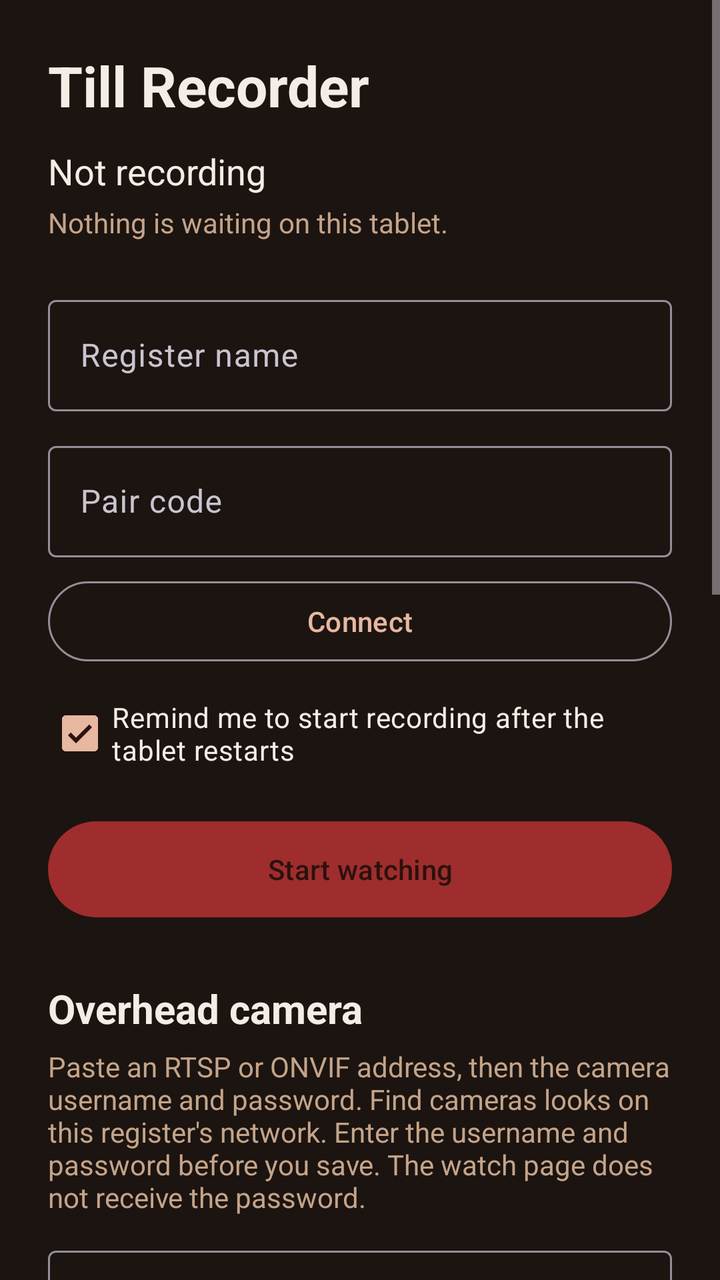
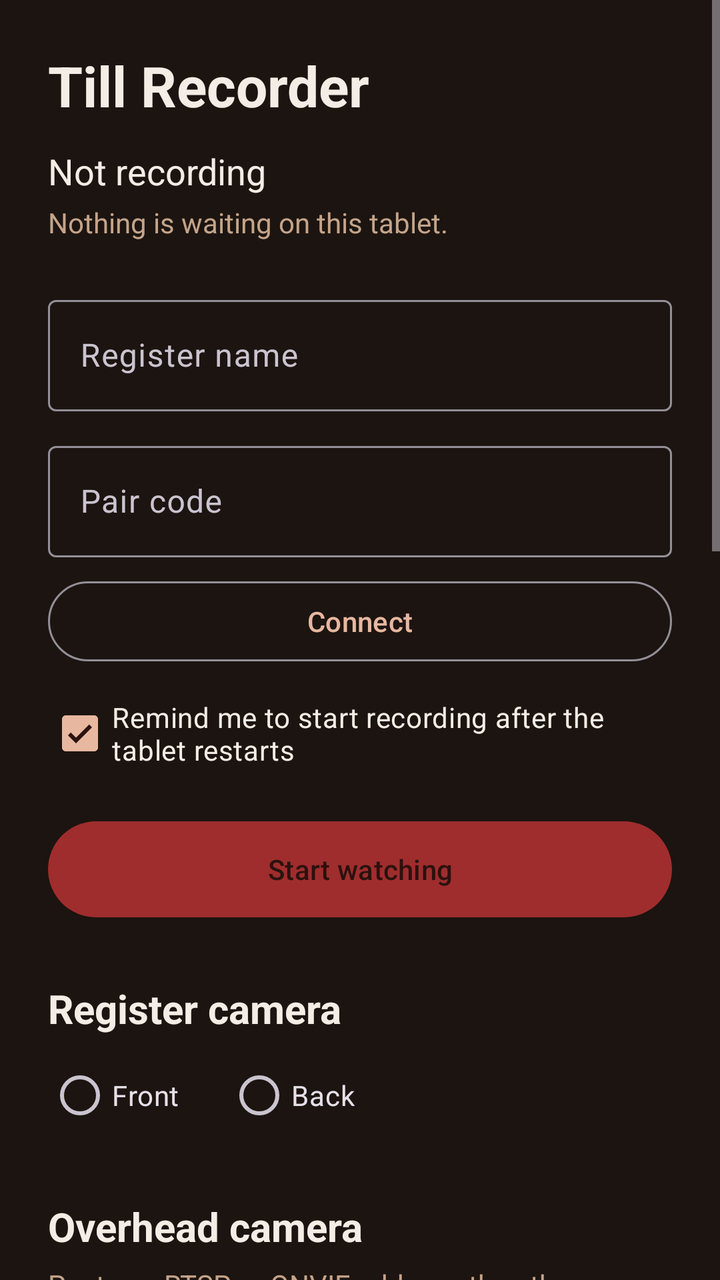

The first picture is an Android layout as it rendered before a commit; the second is the same layout after the commit. The layout source and the unified diff follow.
<!-- AndroidManifest.xml: application theme Theme.TillRecorder -->
<!-- res/layout/activity_main.xml -->
<?xml version="1.0" encoding="utf-8"?>
<ScrollView xmlns:android="http://schemas.android.com/apk/res/android"
    xmlns:app="http://schemas.android.com/apk/res-auto"
    android:layout_width="match_parent"
    android:layout_height="match_parent"
    android:background="@color/bg"
    android:fillViewport="true">

    <LinearLayout
        android:layout_width="match_parent"
        android:layout_height="wrap_content"
        android:orientation="vertical"
        android:padding="24dp">

        <TextView
            android:layout_width="match_parent"
            android:layout_height="wrap_content"
            android:text="@string/app_name"
            android:textColor="@color/ink"
            android:textSize="28sp"
            android:textStyle="bold" />

        <TextView
            android:id="@+id/statusText"
            android:layout_width="match_parent"
            android:layout_height="wrap_content"
            android:layout_marginTop="12dp"
            android:text="@string/status_idle"
            android:textColor="@color/ink"
            android:textSize="18sp" />

        <TextView
            android:id="@+id/pendingText"
            android:layout_width="match_parent"
            android:layout_height="wrap_content"
            android:layout_marginTop="4dp"
            android:text="@string/pending_clear"
            android:textColor="@color/muted"
            android:textSize="14sp" />

        <LinearLayout
            android:id="@+id/lockPanel"
            android:layout_width="match_parent"
            android:layout_height="wrap_content"
            android:orientation="vertical"
            android:visibility="gone">

            <TextView
                android:id="@+id/lockStatus"
                android:layout_width="match_parent"
                android:layout_height="wrap_content"
                android:layout_marginTop="24dp"
                android:text="@string/watching_locked"
                android:textColor="@color/ink"
                android:textSize="18sp" />

            <TextView
                android:layout_width="match_parent"
                android:layout_height="wrap_content"
                android:layout_marginTop="8dp"
                android:text="@string/pin_title"
                android:textColor="@color/muted"
                android:textSize="16sp" />

            <com.google.android.material.textfield.TextInputLayout
                android:layout_width="match_parent"
                android:layout_height="wrap_content"
                android:layout_marginTop="12dp"
                android:hint="@string/pin_hint"
                app:boxBackgroundMode="outline">

                <com.google.android.material.textfield.TextInputEditText
                    android:id="@+id/pinEntry"
                    android:layout_width="match_parent"
                    android:layout_height="wrap_content"
                    android:digits="0123456789"
                    android:imeOptions="actionDone"
                    android:importantForAutofill="no"
                    android:inputType="numberPassword"
                    android:maxLength="6"
                    android:singleLine="true" />
            </com.google.android.material.textfield.TextInputLayout>

            <TextView
                android:id="@+id/pinError"
                android:layout_width="match_parent"
                android:layout_height="wrap_content"
                android:layout_marginTop="8dp"
                android:textColor="@color/pin_error"
                android:textSize="16sp"
                android:visibility="gone" />

            <com.google.android.material.button.MaterialButton
                android:id="@+id/unlockButton"
                android:layout_width="match_parent"
                android:layout_height="56dp"
                android:layout_marginTop="12dp"
                android:text="@string/pin_unlock" />
        </LinearLayout>

        <LinearLayout
            android:id="@+id/pinSetupPanel"
            android:layout_width="match_parent"
            android:layout_height="wrap_content"
            android:orientation="vertical"
            android:visibility="gone">

            <TextView
                android:layout_width="match_parent"
                android:layout_height="wrap_content"
                android:layout_marginTop="24dp"
                android:text="@string/pin_setup_body"
                android:textColor="@color/ink"
                android:textSize="18sp" />

            <com.google.android.material.textfield.TextInputLayout
                android:layout_width="match_parent"
                android:layout_height="wrap_content"
                android:layout_marginTop="12dp"
                android:hint="@string/pin_new"
                app:boxBackgroundMode="outline">

                <com.google.android.material.textfield.TextInputEditText
                    android:id="@+id/newPin"
                    android:layout_width="match_parent"
                    android:layout_height="wrap_content"
                    android:digits="0123456789"
                    android:importantForAutofill="no"
                    android:inputType="numberPassword"
                    android:maxLength="6"
                    android:singleLine="true" />
            </com.google.android.material.textfield.TextInputLayout>

            <com.google.android.material.textfield.TextInputLayout
                android:layout_width="match_parent"
                android:layout_height="wrap_content"
                android:layout_marginTop="12dp"
                android:hint="@string/pin_confirm"
                app:boxBackgroundMode="outline">

                <com.google.android.material.textfield.TextInputEditText
                    android:id="@+id/confirmPin"
                    android:layout_width="match_parent"
                    android:layout_height="wrap_content"
                    android:digits="0123456789"
                    android:imeOptions="actionDone"
                    android:importantForAutofill="no"
                    android:inputType="numberPassword"
                    android:maxLength="6"
                    android:singleLine="true" />
            </com.google.android.material.textfield.TextInputLayout>

            <TextView
                android:id="@+id/pinSetupError"
                android:layout_width="match_parent"
                android:layout_height="wrap_content"
                android:layout_marginTop="8dp"
                android:textColor="@color/pin_error"
                android:textSize="16sp"
                android:visibility="gone" />

            <com.google.android.material.button.MaterialButton
                android:id="@+id/savePinButton"
                android:layout_width="match_parent"
                android:layout_height="56dp"
                android:layout_marginTop="12dp"
                android:text="@string/pin_save" />
        </LinearLayout>

        <LinearLayout
            android:id="@+id/controlsPanel"
            android:layout_width="match_parent"
            android:layout_height="wrap_content"
            android:orientation="vertical">

        <com.google.android.material.textfield.TextInputLayout
            android:layout_width="match_parent"
            android:layout_height="wrap_content"
            android:layout_marginTop="24dp"
            android:hint="@string/register_name"
            app:boxBackgroundMode="outline">

            <com.google.android.material.textfield.TextInputEditText
                android:id="@+id/registerName"
                android:layout_width="match_parent"
                android:layout_height="wrap_content"
                android:inputType="textCapWords"
                android:singleLine="true" />
        </com.google.android.material.textfield.TextInputLayout>

        <com.google.android.material.textfield.TextInputLayout
            android:id="@+id/pairLayout"
            android:layout_width="match_parent"
            android:layout_height="wrap_content"
            android:layout_marginTop="12dp"
            android:hint="@string/pair_code"
            app:boxBackgroundMode="outline">

            <com.google.android.material.textfield.TextInputEditText
                android:id="@+id/pairCode"
                android:layout_width="match_parent"
                android:layout_height="wrap_content"
                android:inputType="textCapCharacters"
                android:singleLine="true" />
        </com.google.android.material.textfield.TextInputLayout>

        <com.google.android.material.button.MaterialButton
            android:id="@+id/connectButton"
            style="@style/Widget.Material3.Button.OutlinedButton"
            android:layout_width="match_parent"
            android:layout_height="wrap_content"
            android:layout_marginTop="8dp"
            android:text="@string/connect" />

        <com.google.android.material.checkbox.MaterialCheckBox
            android:id="@+id/remindRestart"
            android:layout_width="match_parent"
            android:layout_height="wrap_content"
            android:layout_marginTop="8dp"
            android:checked="true"
            android:text="@string/remind_restart"
            android:textColor="@color/ink" />

        <com.google.android.material.button.MaterialButton
            android:id="@+id/recordButton"
            android:layout_width="match_parent"
            android:layout_height="56dp"
            android:layout_marginTop="16dp"
            android:text="@string/start"
            app:backgroundTint="@color/record" />

        <com.google.android.material.button.MaterialButton
            android:id="@+id/preventUninstall"
            style="@style/Widget.Material3.Button.OutlinedButton"
            android:layout_width="match_parent"
            android:layout_height="wrap_content"
            android:layout_marginTop="8dp"
            android:text="@string/prevent_uninstall"
            android:visibility="gone" />

        <TextView
            android:id="@+id/preventUninstallNote"
            android:layout_width="match_parent"
            android:layout_height="wrap_content"
            android:layout_marginTop="4dp"
            android:text="@string/prevent_uninstall_note"
            android:textColor="@color/muted"
            android:textSize="14sp"
            android:visibility="gone" />

        <TextView
            android:layout_width="match_parent"
            android:layout_height="wrap_content"
            android:layout_marginTop="28dp"
            android:text="@string/camera_title"
            android:textColor="@color/ink"
            android:textSize="20sp"
            android:textStyle="bold" />

        <TextView
            android:layout_width="match_parent"
            android:layout_height="wrap_content"
            android:layout_marginTop="6dp"
            android:text="@string/camera_help"
            android:textColor="@color/muted"
            android:textSize="14sp" />

        <com.google.android.material.textfield.TextInputLayout
            android:layout_width="match_parent"
            android:layout_height="wrap_content"
            android:layout_marginTop="12dp"
            android:hint="@string/camera_url"
            app:boxBackgroundMode="outline">

            <com.google.android.material.textfield.TextInputEditText
                android:id="@+id/cameraUrl"
                android:layout_width="match_parent"
                android:layout_height="wrap_content"
                android:inputType="textUri"
                android:singleLine="true" />
        </com.google.android.material.textfield.TextInputLayout>

        <com.google.android.material.textfield.TextInputLayout
            android:layout_width="match_parent"
            android:layout_height="wrap_content"
            android:layout_marginTop="8dp"
            android:hint="@string/camera_user"
            app:boxBackgroundMode="outline">

            <com.google.android.material.textfield.TextInputEditText
                android:id="@+id/cameraUser"
                android:layout_width="match_parent"
                android:layout_height="wrap_content"
                android:inputType="text"
                android:singleLine="true" />
        </com.google.android.material.textfield.TextInputLayout>

        <com.google.android.material.textfield.TextInputLayout
            android:layout_width="match_parent"
            android:layout_height="wrap_content"
            android:layout_marginTop="8dp"
            android:hint="@string/camera_password"
            app:boxBackgroundMode="outline"
            app:endIconMode="password_toggle">

            <com.google.android.material.textfield.TextInputEditText
                android:id="@+id/cameraPassword"
                android:layout_width="match_parent"
                android:layout_height="wrap_content"
                android:inputType="textPassword"
                android:singleLine="true" />
        </com.google.android.material.textfield.TextInputLayout>

        <com.google.android.material.button.MaterialButton
            android:id="@+id/findCameras"
            style="@style/Widget.Material3.Button.OutlinedButton"
            android:layout_width="match_parent"
            android:layout_height="wrap_content"
            android:layout_marginTop="8dp"
            android:text="@string/camera_find" />

        <LinearLayout
            android:id="@+id/cameraChoices"
            android:layout_width="match_parent"
            android:layout_height="wrap_content"
            android:orientation="vertical" />

        <TextView
            android:id="@+id/cameraStatus"
            android:layout_width="match_parent"
            android:layout_height="wrap_content"
            android:layout_marginTop="8dp"
            android:textColor="@color/muted"
            android:textSize="14sp" />

        <com.google.android.material.button.MaterialButton
            android:id="@+id/saveCamera"
            android:layout_width="match_parent"
            android:layout_height="wrap_content"
            android:layout_marginTop="8dp"
            android:text="@string/camera_save" />

        <com.google.android.material.button.MaterialButton
            android:id="@+id/clearCamera"
            style="@style/Widget.Material3.Button.TextButton"
            android:layout_width="match_parent"
            android:layout_height="wrap_content"
            android:text="@string/camera_clear" />

        <TextView
            android:layout_width="match_parent"
            android:layout_height="wrap_content"
            android:layout_marginTop="20dp"
            android:text="@string/help"
            android:textColor="@color/muted"
            android:textSize="14sp" />

        <TextView
            android:layout_width="match_parent"
            android:layout_height="wrap_content"
            android:layout_marginTop="12dp"
            android:text="@string/card_warning"
            android:textColor="@color/muted"
            android:textSize="14sp" />
        </LinearLayout>
    </LinearLayout>
</ScrollView>
<!-- resources referenced by this layout -->
<resources>
  <color name="bg">#1C1410</color>
  <color name="ink">#F3EDE6</color>
  <color name="muted">#C4A48A</color>
  <color name="pin_error">#FFB4A8</color>
  <color name="record">#9F2D2D</color>
  <string name="app_name">Till Recorder</string>
  <string name="camera_clear">Clear camera</string>
  <string name="camera_find">Find cameras</string>
  <string name="camera_help">Paste an RTSP or ONVIF address, then the camera username and password. Find cameras looks on this register\'s network. Enter the username and password before you save. The watch page does not receive the password.</string>
  <string name="camera_password">Password</string>
  <string name="camera_save">Save camera</string>
  <string name="camera_title">Overhead camera</string>
  <string name="camera_url">RTSP or ONVIF address</string>
  <string name="camera_user">Username</string>
  <string name="card_warning">A clip includes everything on the screen, and the text typed on this register is saved with it. Use a register that hides card numbers, and only give the token to people who should watch the day.</string>
  <string name="connect">Connect</string>
  <string name="help">On the watch website, press Pair a register and type that code here.\n\nThen turn on Till Recorder under Accessibility. You only do that once. If Android says the setting is restricted, open App info, allow restricted settings, and try again. After that, watching starts on its own when the tablet turns on, and it keeps going if this screen is closed. Stopping it requires the PIN. A notice stays on this tablet while it is watching.\n\nFrom the website you can turn the front camera on or off, and lock the register. The register stays locked until this PIN is entered on the tablet, or you press Unlock on the watch page.</string>
  <string name="pair_code">Pair code</string>
  <string name="pending_clear">Nothing is waiting on this tablet.</string>
  <string name="pin_confirm">Confirm PIN</string>
  <string name="pin_hint">PIN</string>
  <string name="pin_new">New PIN</string>
  <string name="pin_save">Save PIN</string>
  <string name="pin_setup_body">Set a PIN of 4 to 6 digits. Watching can only be stopped after this PIN is entered.</string>
  <string name="pin_title">Enter the PIN to change this register.</string>
  <string name="pin_unlock">Unlock</string>
  <string name="prevent_uninstall">Prevent uninstall</string>
  <string name="prevent_uninstall_note">Hiding the home-screen icon does not block Settings. Prevent uninstall is a separate step.</string>
  <string name="register_name">Register name</string>
  <string name="remind_restart">Remind me to start recording after the tablet restarts</string>
  <string name="start">Start watching</string>
  <string name="status_idle">Not recording</string>
  <string name="watching_locked">Watching this register.</string>
  <style name="Theme.TillRecorder" parent="Theme.Material3.Dark.NoActionBar">
          <item name="colorPrimary">#E7B7A0</item>
          <item name="colorOnPrimary">#2A120E</item>
          <item name="android:statusBarColor">@color/bg</item>
          <item name="android:navigationBarColor">@color/bg</item>
          <item name="android:windowBackground">@color/bg</item>
          <item name="android:windowLightStatusBar">false</item>
      </style>
</resources>

<!-- the commit's change to res/layout/activity_main.xml (unified diff, before → after) -->
@@ -252,6 +252,36 @@
             android:layout_width="match_parent"
             android:layout_height="wrap_content"
             android:layout_marginTop="28dp"
+            android:text="@string/register_camera_title"
+            android:textColor="@color/ink"
+            android:textSize="20sp"
+            android:textStyle="bold" />
+
+        <RadioGroup
+            android:id="@+id/cameraSide"
+            android:layout_width="match_parent"
+            android:layout_height="wrap_content"
+            android:layout_marginTop="6dp"
+            android:orientation="horizontal">
+
+            <RadioButton
+                android:id="@+id/cameraSideFront"
+                android:layout_width="wrap_content"
+                android:layout_height="wrap_content"
+                android:text="@string/register_camera_front" />
+
+            <RadioButton
+                android:id="@+id/cameraSideBack"
+                android:layout_width="wrap_content"
+                android:layout_height="wrap_content"
+                android:layout_marginStart="24dp"
+                android:text="@string/register_camera_back" />
+        </RadioGroup>
+
+        <TextView
+            android:layout_width="match_parent"
+            android:layout_height="wrap_content"
+            android:layout_marginTop="28dp"
             android:text="@string/camera_title"
             android:textColor="@color/ink"
             android:textSize="20sp"
<!-- resource entries referenced after the edit -->
@@ -28,6 +28,9 @@
   <string name="pin_unlock">Unlock</string>
   <string name="prevent_uninstall">Prevent uninstall</string>
   <string name="prevent_uninstall_note">Hiding the home-screen icon does not block Settings. Prevent uninstall is a separate step.</string>
+  <string name="register_camera_back">Back</string>
+  <string name="register_camera_front">Front</string>
+  <string name="register_camera_title">Register camera</string>
   <string name="register_name">Register name</string>
   <string name="remind_restart">Remind me to start recording after the tablet restarts</string>
   <string name="start">Start watching</string>
